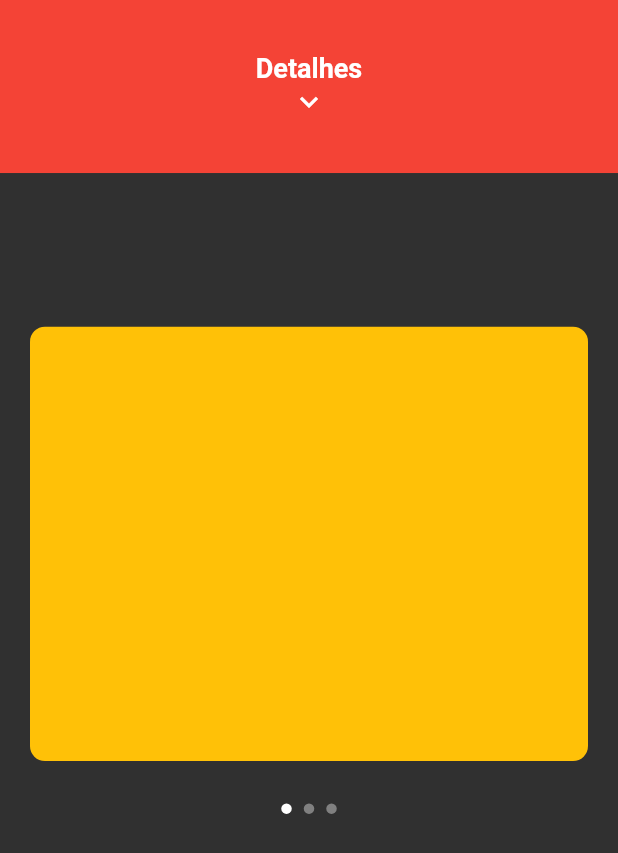
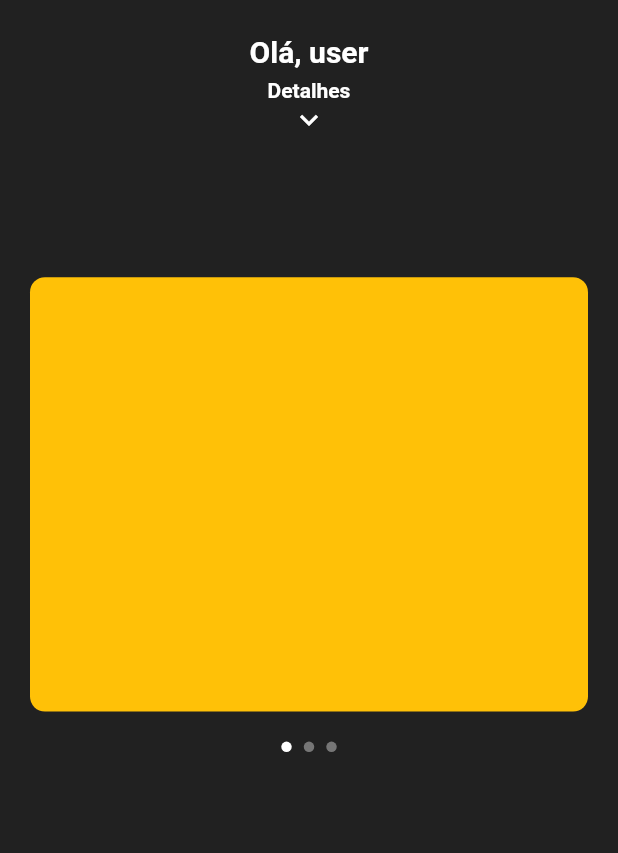
Before and after one commit to Mateus3578/CurrencyManager, a Flutter app: the screen it shows after launch, on a phone screen of 412 x 824 dp. Shown: the top 853 px of the screen. Run offline on Flutter 3.47's test engine with Material 2 defaults, Android fonts, the light colour scheme and no system bars.

Commit message:
Layout(ing)
+Ajuste nas cores do app (não precisa ficar feio assim)

+Pequenos ajustes no layout

```diff
--- a/lib/pages/home/home.dart
+++ b/lib/pages/home/home.dart
@@ -33,6 +33,7 @@ class _HomeState extends State<Home> {
     }
 
     return Scaffold(
+      backgroundColor: Colors.grey[900],
       body: Stack(
         alignment: Alignment.topCenter,
         children: <Widget>[
@@ -43,7 +44,7 @@ class _HomeState extends State<Home> {
                 // Posição levando em conta o card de saldo
                 _showMoney = !_showMoney;
                 _yPosition =
-                    _showMoney ? _screenHeight * 0.44 : _screenHeight * 0.24;
+                    _showMoney ? _screenHeight * 0.40 : _screenHeight * 0.20;
               });
             },
           ),
@@ -53,7 +54,7 @@ class _HomeState extends State<Home> {
           ),
           GraphView(
             // Posição levando em conta o card de saldo
-            top: !_showMoney ? _screenHeight * 0.24 : _screenHeight * 0.44,
+            top: !_showMoney ? _screenHeight * 0.20 : _screenHeight * 0.40,
             changed: (index) {
               setState(() {
                 _index = index;
@@ -61,8 +62,8 @@ class _HomeState extends State<Home> {
             },
             // A mágica de puxar os gráficos pra cima ou pra baixo e mostrar o saldo
             pan: (details) {
-              double positionTopLimit = _screenHeight * 0.24; //Posição inicial
-              double positionBottomLimit = _screenHeight * 0.44; //Posição final
+              double positionTopLimit = _screenHeight * 0.20; //Posição inicial
+              double positionBottomLimit = _screenHeight * 0.40; //Posição final
               double midlePosition = (positionBottomLimit - positionTopLimit) /
                   2; //Posição do meio
 
@@ -105,7 +106,7 @@ class _HomeState extends State<Home> {
           DotsGraphs(
             index: _index,
             // Posição levando em conta o card de saldo
-            top: !_showMoney ? _screenHeight * 0.65 : _screenHeight * 0.85,
+            top: !_showMoney ? _screenHeight * 0.60 : _screenHeight * 0.80,
           ),
         ],
       ),
--- a/lib/pages/home/widgets/card_money.dart
+++ b/lib/pages/home/widgets/card_money.dart
@@ -18,7 +18,7 @@ class CardMoney extends StatelessWidget {
         // Mostra ou não o saldo usando a opacidade
         opacity: showMoney ? 1 : 0,
         child: Container(
-          color: Colors.red,
+          color: Colors.grey[900],
           height: MediaQuery.of(context).size.height * 0.24,
           child: Column(
             children: <Widget>[
@@ -46,6 +46,9 @@ class CardMoney extends StatelessWidget {
                         color: Colors.green,
                         size: 35,
                       ),
+                    ),
+                    SizedBox(
+                      width: 10,
                     ),
                     Expanded(
                       child: Align(
@@ -85,6 +88,9 @@ class CardMoney extends StatelessWidget {
                         ),
                       ),
                     ),
+                    SizedBox(
+                      width: 10,
+                    ),
                     Align(
                       alignment: Alignment.centerRight,
                       child: Icon(
--- a/lib/pages/home/widgets/card_show_money.dart
+++ b/lib/pages/home/widgets/card_show_money.dart
@@ -17,11 +17,21 @@ class CardShowMoney extends StatelessWidget {
         GestureDetector(
           onTap: click,
           child: Container(
-            color: Colors.red,
+            color: Colors.grey[900],
             height: MediaQuery.of(context).size.height * 0.14,
             child: Column(
               mainAxisAlignment: MainAxisAlignment.center,
               children: [
+                Text(
+                  "Olá, " + "user",
+                  style: TextStyle(
+                    fontWeight: FontWeight.bold,
+                    fontSize: 20,
+                  ),
+                ),
+                SizedBox(
+                  height: 6,
+                ),
                 Row(
                   mainAxisAlignment: MainAxisAlignment.center,
                   children: <Widget>[
@@ -29,7 +39,7 @@ class CardShowMoney extends StatelessWidget {
                       "Detalhes",
                       style: TextStyle(
                         fontWeight: FontWeight.bold,
-                        fontSize: 18,
+                        fontSize: 14,
                       ),
                     )
                   ],
```
